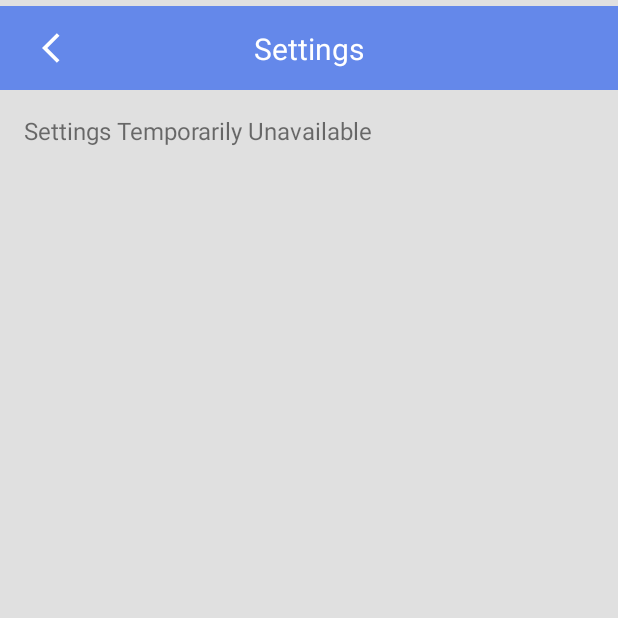
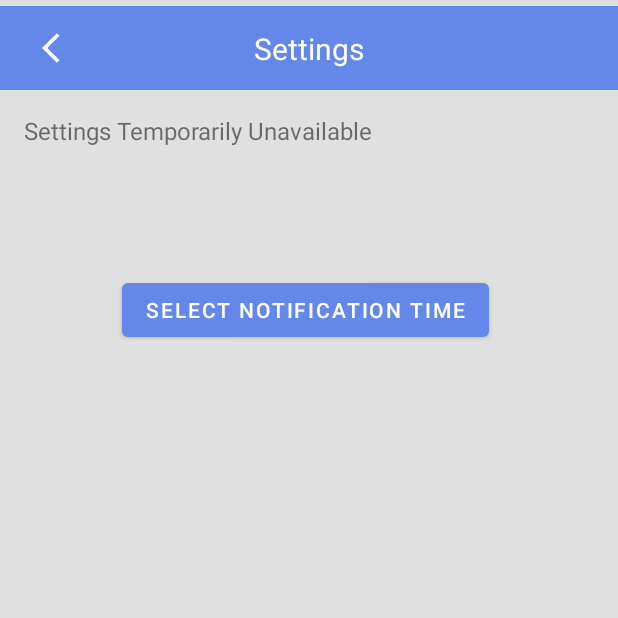
Before and after one commit to AbdulTur/SoftStep, an Android app: the SettingsActivity screen opened directly, with no data from a screen before it, on a phone screen of 412 x 824 dp, the top half of it. Run offline under Robolectric (Android 15) with nearby library versions, the phone set to English and light mode, and no system bars.

Commit message:
working on lightmode/darkmode

```diff
--- a/app/src/main/java/com/softstep/softstep/SettingsActivity.java
+++ b/app/src/main/java/com/softstep/softstep/SettingsActivity.java
@@ -2,18 +2,34 @@ package com.softstep.softstep;
 
 import androidx.appcompat.app.AppCompatActivity;
 
+import android.app.TimePickerDialog;
 import android.content.Intent;
 import android.os.Bundle;
+import android.view.View;
 import android.widget.Button;
 import android.widget.ImageButton;
+import android.widget.TimePicker;
 import android.widget.Toast;
 
+import java.util.Calendar;
+
 public class SettingsActivity extends AppCompatActivity {
+
+    private Button timePickerButton;
 
     @Override
     protected void onCreate(Bundle savedInstanceState) {
         super.onCreate(savedInstanceState);
         setContentView(R.layout.activity_settings);
+
+        timePickerButton = findViewById(R.id.timePickerButton);
+
+        timePickerButton.setOnClickListener(new View.OnClickListener() {
+            @Override
+            public void onClick(View v) {
+                showTimePickerDialog();
+            }
+        });
 
         ImageButton backButton = findViewById(R.id.backButton);
 
@@ -23,4 +39,25 @@ public class SettingsActivity extends AppCompatActivity {
         });
 
     }
+
+    private void showTimePickerDialog() {
+        // Get current time
+        final Calendar currentTime = Calendar.getInstance();
+        int hour = currentTime.get(Calendar.HOUR_OF_DAY);
+        int minute = currentTime.get(Calendar.MINUTE);
+
+        // Create a time picker dialog
+        TimePickerDialog timePickerDialog = new TimePickerDialog(this,
+                new TimePickerDialog.OnTimeSetListener() {
+                    @Override
+                    public void onTimeSet(TimePicker view, int selectedHour, int selectedMinute) {
+                        // Handle time selection
+                        String time = selectedHour + ":" + selectedMinute;
+                        //Toast.makeText(this, "Selected time: " + time, Toast.LENGTH_SHORT).show();
+                    }
+                }, hour, minute, true);
+
+        // Show the dialog
+        timePickerDialog.show();
+    }
 }
--- a/app/src/main/res/layout/activity_settings.xml
+++ b/app/src/main/res/layout/activity_settings.xml
@@ -5,7 +5,7 @@
     android:layout_width="match_parent"
     android:layout_height="match_parent"
     android:background="@color/light_grey"
-    tools:context=".Exercise1Activity">
+    tools:context=".ExerciseActivity">
 
     <View
         android:id="@+id/headerViewSettings"
@@ -61,9 +61,23 @@
                 android:layout_height="wrap_content"
                 android:text="Settings Temporarily Unavailable"
                 android:textSize="16sp"
+                app:layout_constraintEnd_toEndOf="parent"
                 app:layout_constraintStart_toStartOf="parent"
-                app:layout_constraintTop_toTopOf="parent"
-                app:layout_constraintEnd_toEndOf="parent" />
+                app:layout_constraintTop_toTopOf="parent" />
+
+            <Button
+                android:id="@+id/timePickerButton"
+                android:layout_width="wrap_content"
+                android:layout_height="wrap_content"
+                android:layout_marginStart="73dp"
+                android:layout_marginTop="68dp"
+                android:layout_marginEnd="78dp"
+                android:layout_marginBottom="539dp"
+                android:text="Select Notification Time"
+                app:layout_constraintBottom_toBottomOf="parent"
+                app:layout_constraintEnd_toEndOf="parent"
+                app:layout_constraintStart_toStartOf="parent"
+                app:layout_constraintTop_toTopOf="parent" />
 
         </androidx.constraintlayout.widget.ConstraintLayout>
     </androidx.core.widget.NestedScrollView>
--- a/app/src/main/res/values/colors.xml
+++ b/app/src/main/res/values/colors.xml
@@ -11,4 +11,5 @@
     <color name="light_grey">#E0E0E0</color>
     <color name="shadow_gray">#E5E5DF</color>
     <color name="payne_gray">#536878</color>
+    <color name="navy">#000000</color>
 </resources>
--- a/app/src/main/res/values/themes.xml
+++ b/app/src/main/res/values/themes.xml
@@ -2,12 +2,26 @@
     <!-- Base application theme. -->
     <style name="Theme.SoftStep" parent="Theme.MaterialComponents.DayNight.NoActionBar">
         <!-- Primary brand color. -->
-        <item name="colorPrimary">@color/purple_500</item>
-        <item name="colorPrimaryVariant">@color/purple_700</item>
+        <item name="colorPrimary">@color/soft_blue</item>
+        <item name="colorPrimaryVariant">@color/soft_blue</item>
         <item name="colorOnPrimary">@color/white</item>
         <!-- Secondary brand color. -->
-        <item name="colorSecondary">@color/teal_200</item>
-        <item name="colorSecondaryVariant">@color/teal_700</item>
+        <item name="colorSecondary">@color/soft_blue</item>
+        <item name="colorSecondaryVariant">@color/soft_blue</item>
+        <item name="colorOnSecondary">@color/black</item>
+        <!-- Status bar color. -->
+        <item name="android:statusBarColor">?attr/colorPrimaryVariant</item>
+        <!-- Customize your theme here. -->
+    </style>
+
+    <style name="Theme.SoftStep.Dark" parent="Theme.MaterialComponents.DayNight.NoActionBar">
+        <!-- Primary brand color. -->
+        <item name="colorPrimary">@color/navy</item>
+        <item name="colorPrimaryVariant">@color/navy</item>
+        <item name="colorOnPrimary">@color/white</item>
+        <!-- Secondary brand color. -->
+        <item name="colorSecondary">@color/navy</item>
+        <item name="colorSecondaryVariant">@color/navy</item>
         <item name="colorOnSecondary">@color/black</item>
         <!-- Status bar color. -->
         <item name="android:statusBarColor">?attr/colorPrimaryVariant</item>
```
Also changed, not shown: app/src/main/AndroidManifest.xml (+4 -9 lines), app/src/main/java/com/softstep/softstep/Exercise1Activity.java (deleted, +0 -26 lines), app/src/main/java/com/softstep/softstep/Exercise2Activity.java (deleted, +0 -26 lines), app/src/main/java/com/softstep/softstep/Exercise3Activity.java (deleted, +0 -26 lines), app/src/main/java/com/softstep/softstep/ExerciseActivity.java (added, +59 -0 lines), app/src/main/java/com/softstep/softstep/ExerciseJsonHandler.java (+4 -3 lines), app/src/main/java/com/softstep/softstep/MainActivity.java (+9 -3 lines), app/src/main/res/layout/activity_exercise.xml (renamed from app/src/main/res/layout/activity_exercise1.xml, +22 -9 lines).
